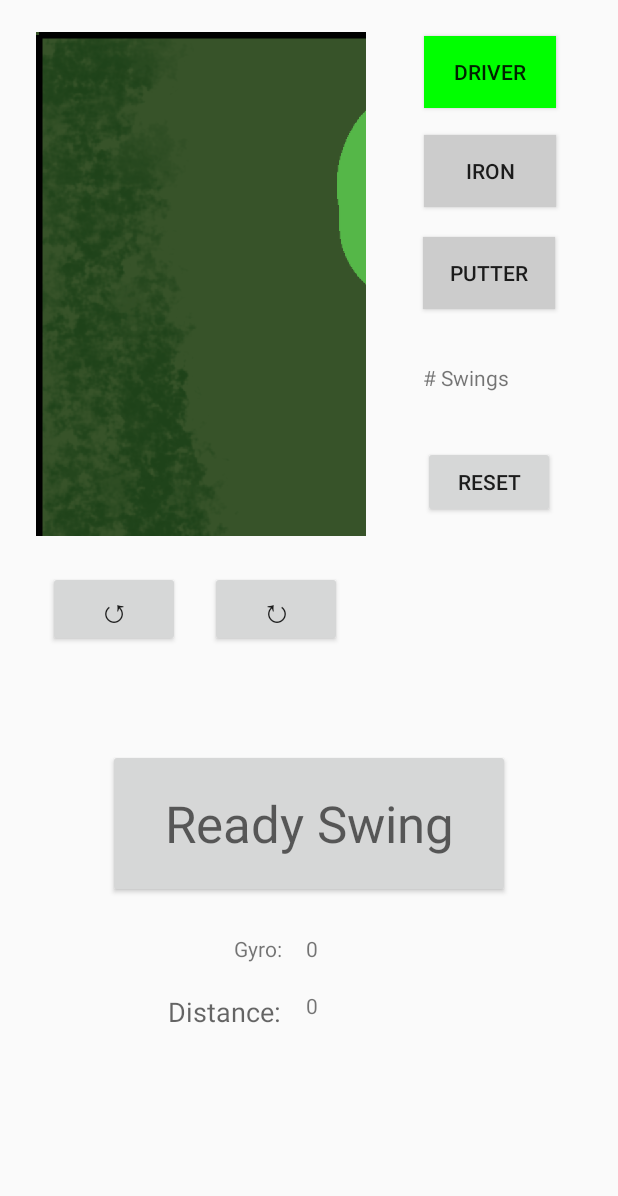
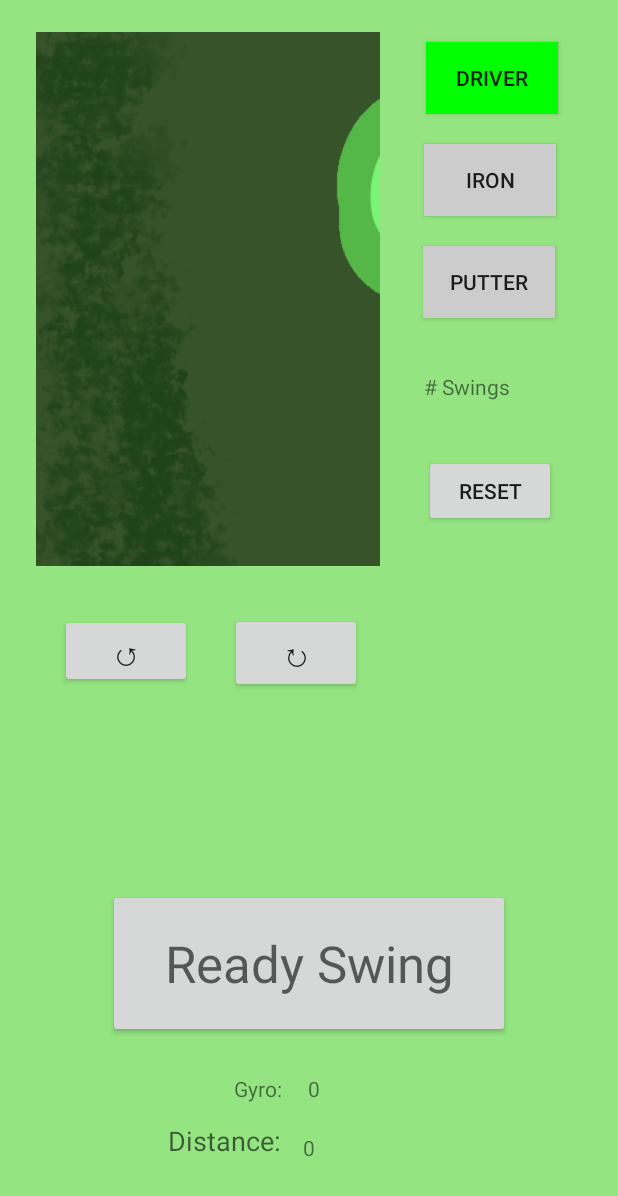
Before and after one commit to townsenb/LiveGolf, an Android app: the GameActivity screen opened directly, with no data from a screen before it, on a phone screen of 412 x 824 dp. Shown: the top 1196 px of the screen. Run offline under Robolectric (Android 15) with nearby library versions, the phone set to English and light mode, and no system bars.

Commit message:
Fixed map sizing bug, tweaked ui

```diff
--- a/app/src/main/java/com/example/livegolf/DrawView.java
+++ b/app/src/main/java/com/example/livegolf/DrawView.java
@@ -8,6 +8,7 @@ import android.graphics.Color;
 import android.graphics.Paint;
 import android.util.AttributeSet;
 import android.view.View;
+import android.view.ViewTreeObserver;
 
 import java.util.ArrayList;
 
@@ -17,8 +18,8 @@ public class DrawView extends View {
     private Paint playerPaint = new Paint();
 
     public int angle = 0;
-    private int width = 770;
-    private int height = 1175;
+    public int width = 770;
+    public int height = 1175;
     private int teeX = 383;
     private int teeY = 1045;
     private int x = teeX;
@@ -30,9 +31,7 @@ public class DrawView extends View {
     Bitmap background;
 
     private void init() {
-        Bitmap orig = BitmapFactory.decodeResource(getResources(),R.drawable.golfcourse);
-        background = Bitmap.createScaledBitmap(
-                orig, 770, 1175, false);
+        resetDimens();
         playerPaint.setColor(Color.WHITE);
         playerPaint.setStrokeWidth(5);
         playerPaint.setAntiAlias(true);
@@ -63,7 +62,7 @@ public class DrawView extends View {
         canvas.drawCircle(x,y,7, playerPaint);
         playerPaint.setAntiAlias(true);
         drawHistory(canvas);
-        drawBorders(canvas);
+        //drawBorders(canvas);
     }
 
     public void updateAngle(int angleOffset){
@@ -79,12 +78,14 @@ public class DrawView extends View {
 
     public void resetHole(){
         angle = 0;
-        x = teeX;
-        y = teeY;
         xArray.clear();
         yArray.clear();
         xArray.add(x);
         yArray.add(y);
+        teeX = (int) (width * (383.0/770.0));
+        teeY = (int) (height * (1046.0/1175.0));
+        x = teeX;
+        y = teeY;
     }
 
     private void drawHistory(Canvas canvas){
@@ -96,8 +97,14 @@ public class DrawView extends View {
         if(xArray.size() >=2){
             for(int i=1;i<xArray.size();i++){
                 canvas.drawLine(xArray.get(i-1),yArray.get(i-1),xArray.get(i),yArray.get(i),historyPaint);
+                canvas.drawCircle(xArray.get(i),yArray.get(i),4,historyPaint);
             }
         }
+    }
+
+    public void resetDimens(){
+        Bitmap orig = BitmapFactory.decodeResource(getResources(),R.drawable.golfcourse);
+        background = Bitmap.createScaledBitmap(orig, width, height, true);
     }
 
     private void drawBorders(Canvas canvas){
--- a/app/src/main/java/com/example/livegolf/GameActivity.java
+++ b/app/src/main/java/com/example/livegolf/GameActivity.java
@@ -15,6 +15,7 @@ import android.os.Bundle;
 import android.os.Handler;
 import android.os.VibrationEffect;
 import android.os.Vibrator;
+import android.view.Display;
 import android.view.View;
 import android.widget.Button;
 import android.widget.TextView;
@@ -29,13 +30,14 @@ public class GameActivity extends AppCompatActivity {
     private final int Y = 1;
     private final int Z = 2;
 
-    private int middle = 335;
     private int teeX = 383;
     private int teeY = 1045;
     private int holeX = 423;
     private int holeY = 135;
     private int x = teeX;
     private int y = teeY;
+    private int viewWidth;
+    private int viewHeight;
 
     private int swingCount = 0;
 
@@ -86,7 +88,7 @@ public class GameActivity extends AppCompatActivity {
         setContentView(R.layout.activity_game);
 
         map = findViewById(R.id.mapView);
-        map.setBackgroundColor(Color.GRAY);
+        map.setBackgroundColor(Color.parseColor("#94E482"));
         map.resetHole();
 
         sensorManager = (SensorManager) getSystemService(Context.SENSOR_SERVICE);
@@ -161,6 +163,8 @@ public class GameActivity extends AppCompatActivity {
                 iron_btn.setBackgroundColor(Color.GREEN); //green - selected
                 drive_btn.setBackgroundColor(Color.LTGRAY); //grey
                 putt_btn.setBackgroundColor(Color.LTGRAY); //grey);
+                gyroVal_text.setText(String.valueOf(map.width));
+                distance.setText(String.valueOf(map.height));
             }
         });
 
@@ -203,6 +207,17 @@ public class GameActivity extends AppCompatActivity {
             }
         });
 
+    }
+
+    public void onWindowFocusChanged(boolean hasFocus){
+        super.onWindowFocusChanged(hasFocus);
+        map.width = map.getWidth();
+        map.height = map.getHeight();
+        gyroVal_text.setText(String.valueOf(map.width));
+        distance.setText(String.valueOf(map.height));
+        resetHole();
+        map.resetHole();
+        map.resetDimens();
     }
 
 
@@ -348,6 +363,10 @@ public class GameActivity extends AppCompatActivity {
         angleOffset = 0;
         swingCount = 0;
         swingTextView.setText(String.valueOf(swingCount));
+        teeX = (int) (map.width * (383.0/770.0));
+        teeY = (int) (map.height * (1046.0/1175.0));
+        holeX = (int) (map.width * (423.0/770.0));
+        holeY = (int) (map.height * (135.0/1175.0));
         x = teeX;
         y = teeY;
         map.resetHole();
--- a/app/src/main/java/com/example/livegolf/MainActivity.java
+++ b/app/src/main/java/com/example/livegolf/MainActivity.java
@@ -1,10 +1,12 @@
 package com.example.livegolf;
 
 import android.content.Intent;
+import android.graphics.Color;
 import android.media.MediaPlayer;
 import android.os.Bundle;
 import android.view.View;
 import android.widget.ImageButton;
+import android.widget.RelativeLayout;
 
 import androidx.appcompat.app.AppCompatActivity;
 
--- a/app/src/main/res/layout/activity_game.xml
+++ b/app/src/main/res/layout/activity_game.xml
@@ -4,6 +4,7 @@
     xmlns:tools="http://schemas.android.com/tools"
     android:layout_width="match_parent"
     android:layout_height="match_parent"
+    android:background="#94E482"
     tools:context=".GameActivity">
 
     <Button
@@ -11,20 +12,20 @@
         android:layout_width="268dp"
         android:layout_height="99dp"
         android:layout_marginStart="162dp"
-        android:layout_marginTop="68dp"
         android:layout_marginEnd="162dp"
+        android:layout_marginBottom="132dp"
         android:text="Ready Swing"
         android:textAppearance="@style/TextAppearance.AppCompat.Display1"
+        app:layout_constraintBottom_toBottomOf="parent"
         app:layout_constraintEnd_toEndOf="parent"
         app:layout_constraintHorizontal_bias="0.502"
-        app:layout_constraintStart_toStartOf="parent"
-        app:layout_constraintTop_toBottomOf="@+id/right_btn" />
+        app:layout_constraintStart_toStartOf="parent" />
 
     <Button
         android:id="@+id/Iron_btn"
-        android:layout_width="wrap_content"
-        android:layout_height="wrap_content"
-        android:layout_marginTop="18dp"
+        android:layout_width="88dp"
+        android:layout_height="48dp"
+        android:layout_marginTop="20dp"
         android:layout_marginEnd="41dp"
         android:text="Iron"
         app:layout_constraintEnd_toEndOf="parent"
@@ -33,7 +34,7 @@
     <Button
         android:id="@+id/Putt_btn"
         android:layout_width="wrap_content"
-        android:layout_height="wrap_content"
+        android:layout_height="48dp"
         android:layout_marginTop="20dp"
         android:layout_marginEnd="42dp"
         android:text="putter"
@@ -42,18 +43,20 @@
 
     <TextView
         android:id="@+id/textView10"
-        android:layout_width="wrap_content"
-        android:layout_height="wrap_content"
+        android:layout_width="33dp"
+        android:layout_height="19dp"
         android:layout_marginStart="156dp"
         android:layout_marginTop="24dp"
+        android:layout_marginEnd="16dp"
         android:text="Gyro:"
+        app:layout_constraintEnd_toStartOf="@+id/gyro_val"
         app:layout_constraintStart_toStartOf="parent"
         app:layout_constraintTop_toBottomOf="@+id/Swing_btn" />
 
     <TextView
         android:id="@+id/gyro_val"
-        android:layout_width="21dp"
-        android:layout_height="18dp"
+        android:layout_width="85dp"
+        android:layout_height="19dp"
         android:layout_marginStart="16dp"
         android:layout_marginTop="24dp"
         android:text="0"
@@ -62,12 +65,14 @@
 
     <TextView
         android:id="@+id/textView12"
-        android:layout_width="wrap_content"
-        android:layout_height="wrap_content"
+        android:layout_width="78dp"
+        android:layout_height="24dp"
         android:layout_marginStart="112dp"
         android:layout_marginTop="20dp"
+        android:layout_marginBottom="59dp"
         android:text="Distance: "
         android:textAppearance="@style/TextAppearance.AppCompat.Medium"
+        app:layout_constraintBottom_toBottomOf="parent"
         app:layout_constraintStart_toStartOf="parent"
         app:layout_constraintTop_toBottomOf="@+id/textView10" />
 
@@ -83,21 +88,23 @@
 
     <Button
         android:id="@+id/Drive_btn"
-        android:layout_width="wrap_content"
-        android:layout_height="wrap_content"
-        android:layout_marginTop="24dp"
+        android:layout_width="88dp"
+        android:layout_height="48dp"
+        android:layout_marginStart="39dp"
+        android:layout_marginTop="28dp"
+        android:layout_marginEnd="40dp"
         android:text="Driver"
         app:layout_constraintEnd_toEndOf="parent"
-        app:layout_constraintHorizontal_bias="0.873"
-        app:layout_constraintStart_toStartOf="parent"
+        app:layout_constraintHorizontal_bias="1.0"
+        app:layout_constraintStart_toEndOf="@+id/mapView"
         app:layout_constraintTop_toTopOf="parent" />
 
     <Button
         android:id="@+id/left_btn"
-        android:layout_width="wrap_content"
-        android:layout_height="wrap_content"
-        android:layout_marginStart="32dp"
-        android:layout_marginTop="23dp"
+        android:layout_width="88dp"
+        android:layout_height="49dp"
+        android:layout_marginStart="40dp"
+        android:layout_marginTop="32dp"
         android:text="↺"
         android:textAppearance="@style/TextAppearance.AppCompat.Large"
         app:layout_constraintStart_toStartOf="parent"
@@ -106,9 +113,9 @@
     <Button
         android:id="@+id/right_btn"
         android:layout_width="wrap_content"
-        android:layout_height="wrap_content"
-        android:layout_marginStart="20dp"
-        android:layout_marginTop="23dp"
+        android:layout_height="53dp"
+        android:layout_marginStart="25dp"
+        android:layout_marginTop="31dp"
         android:text="↻"
         android:textAppearance="@style/TextAppearance.AppCompat.Large"
         app:layout_constraintStart_toEndOf="@+id/left_btn"
@@ -117,30 +124,32 @@
     <view
         android:id="@+id/mapView"
         class="com.example.livegolf.DrawView"
-        android:layout_width="220dp"
-        android:layout_height="336dp"
+        android:layout_width="229dp"
+        android:layout_height="356dp"
         android:layout_marginStart="24dp"
         android:layout_marginTop="21dp"
+        android:focusable="true"
         app:layout_constraintStart_toStartOf="parent"
         app:layout_constraintTop_toTopOf="parent" />
 
     <TextView
         android:id="@+id/swingCountTextView"
-        android:layout_width="wrap_content"
-        android:layout_height="wrap_content"
-        android:layout_marginStart="38dp"
+        android:layout_width="58dp"
+        android:layout_height="19dp"
         android:layout_marginTop="36dp"
+        android:layout_marginEnd="71dp"
         android:text="# Swings"
-        app:layout_constraintStart_toEndOf="@+id/mapView"
+        app:layout_constraintEnd_toEndOf="parent"
         app:layout_constraintTop_toBottomOf="@+id/Putt_btn" />
 
     <Button
         android:id="@+id/reset_btn"
-        android:layout_width="wrap_content"
-        android:layout_height="wrap_content"
-        android:layout_marginStart="38dp"
+        android:layout_width="88dp"
+        android:layout_height="48dp"
         android:layout_marginTop="36dp"
+        android:layout_marginEnd="41dp"
         android:text="RESET"
-        app:layout_constraintStart_toEndOf="@+id/mapView"
+        app:layout_constraintEnd_toEndOf="parent"
         app:layout_constraintTop_toBottomOf="@+id/swingCountTextView" />
+
 </androidx.constraintlayout.widget.ConstraintLayout>
--- a/app/src/main/res/layout/activity_help.xml
+++ b/app/src/main/res/layout/activity_help.xml
@@ -4,7 +4,8 @@
     xmlns:app="http://schemas.android.com/apk/res-auto"
     xmlns:tools="http://schemas.android.com/tools"
     android:layout_width="match_parent"
-    android:layout_height="match_parent">
+    android:layout_height="match_parent"
+    android:background="#94E482">
 
     <TextView
         android:id="@+id/textView4"
--- a/app/src/main/res/layout/activity_main.xml
+++ b/app/src/main/res/layout/activity_main.xml
@@ -4,6 +4,7 @@
     xmlns:tools="http://schemas.android.com/tools"
     android:layout_width="match_parent"
     android:layout_height="match_parent"
+    android:background="#94E482"
     tools:context=".MainActivity">
 
     <ImageButton
@@ -12,8 +13,10 @@
         android:layout_height="210dp"
         android:layout_alignParentRight="true"
         android:layout_marginStart="100dp"
+        android:layout_marginEnd="105dp"
         android:background="@null"
         android:scaleType="fitXY"
+        app:layout_constraintEnd_toEndOf="parent"
         app:layout_constraintStart_toStartOf="parent"
         app:layout_constraintTop_toBottomOf="@+id/start_btn"
         app:srcCompat="@drawable/tutorial" />
@@ -27,6 +30,7 @@
         android:layout_marginEnd="142dp"
         android:gravity="center_horizontal"
         android:text="Live Golf"
+        android:textColor="#2251A4"
         android:textAppearance="@style/TextAppearance.AppCompat.Display3"
         app:layout_constraintEnd_toEndOf="parent"
         app:layout_constraintStart_toStartOf="parent"
@@ -39,19 +43,23 @@
         android:layout_alignParentRight="true"
         android:layout_marginStart="100dp"
         android:layout_marginTop="40dp"
+        android:layout_marginEnd="105dp"
         android:background="@null"
         android:scaleType="fitXY"
+        app:layout_constraintEnd_toEndOf="parent"
         app:layout_constraintStart_toStartOf="parent"
         app:layout_constraintTop_toBottomOf="@+id/textView2"
         app:srcCompat="@drawable/ball" />
 
     <TextView
         android:id="@+id/textView5"
-        android:layout_width="394dp"
+        android:layout_width="0dp"
         android:layout_height="36dp"
         android:layout_marginStart="8dp"
-        android:layout_marginTop="72dp"
+        android:layout_marginEnd="9dp"
+        android:layout_marginBottom="17dp"
         android:text="*Disclaimer: We are not responsible for damaged property and /or injuries to yourself or others while playing LiveGolf"
-        app:layout_constraintStart_toStartOf="parent"
-        app:layout_constraintTop_toBottomOf="@+id/tutorial_btn" />
+        app:layout_constraintBottom_toBottomOf="parent"
+        app:layout_constraintEnd_toEndOf="parent"
+        app:layout_constraintStart_toStartOf="parent" />
 </androidx.constraintlayout.widget.ConstraintLayout>
--- a/app/src/main/res/layout/activity_win.xml
+++ b/app/src/main/res/layout/activity_win.xml
@@ -4,7 +4,8 @@
     xmlns:app="http://schemas.android.com/apk/res-auto"
     xmlns:tools="http://schemas.android.com/tools"
     android:layout_width="match_parent"
-    android:layout_height="match_parent">
+    android:layout_height="match_parent"
+    android:background="#94E482">
 
     <TextView
         android:id="@+id/textView"
```
